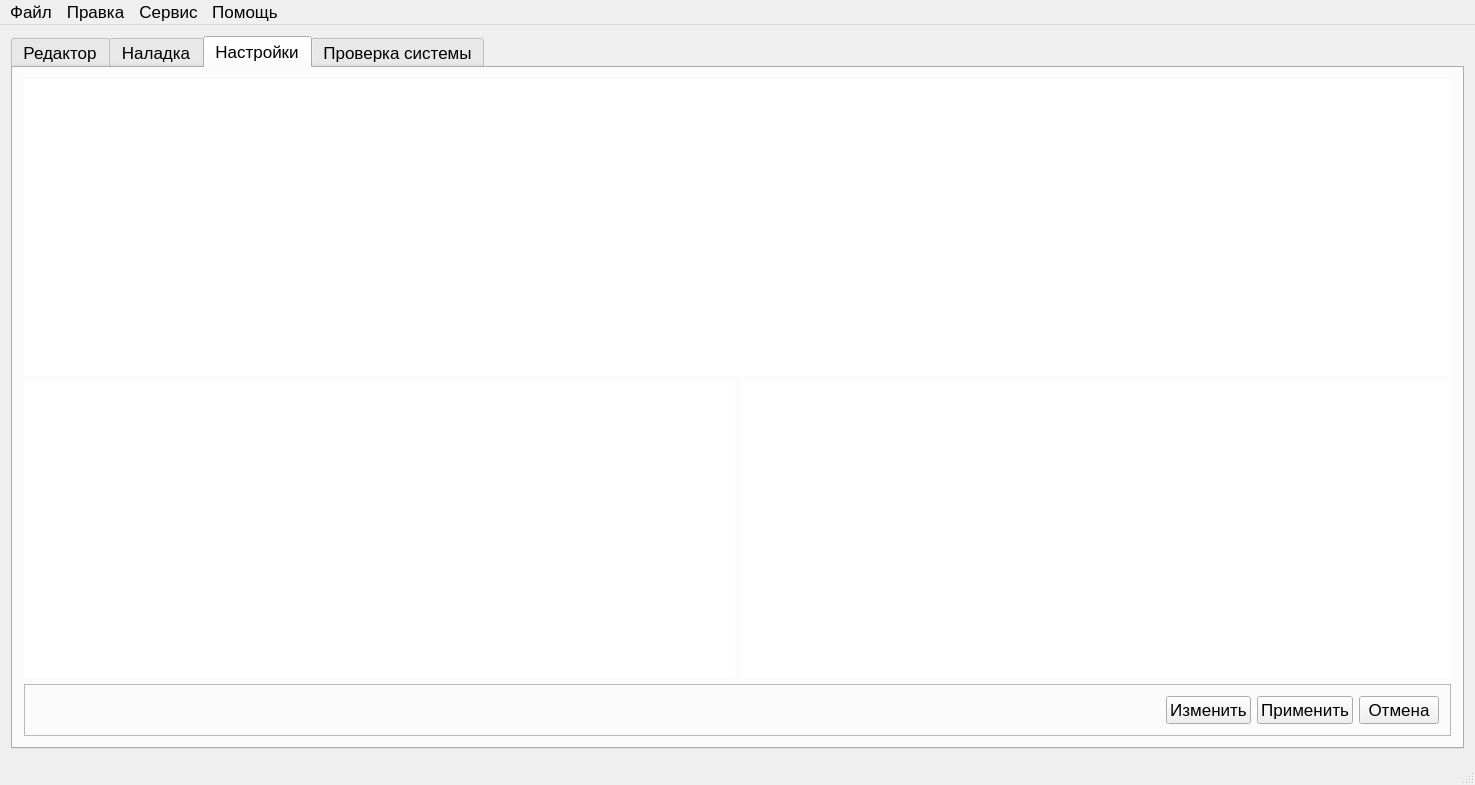
The window that KAMEditor/gui/mainwindow.ui (Xtail96/SML) describes before a commit, drawn with Qt 5.
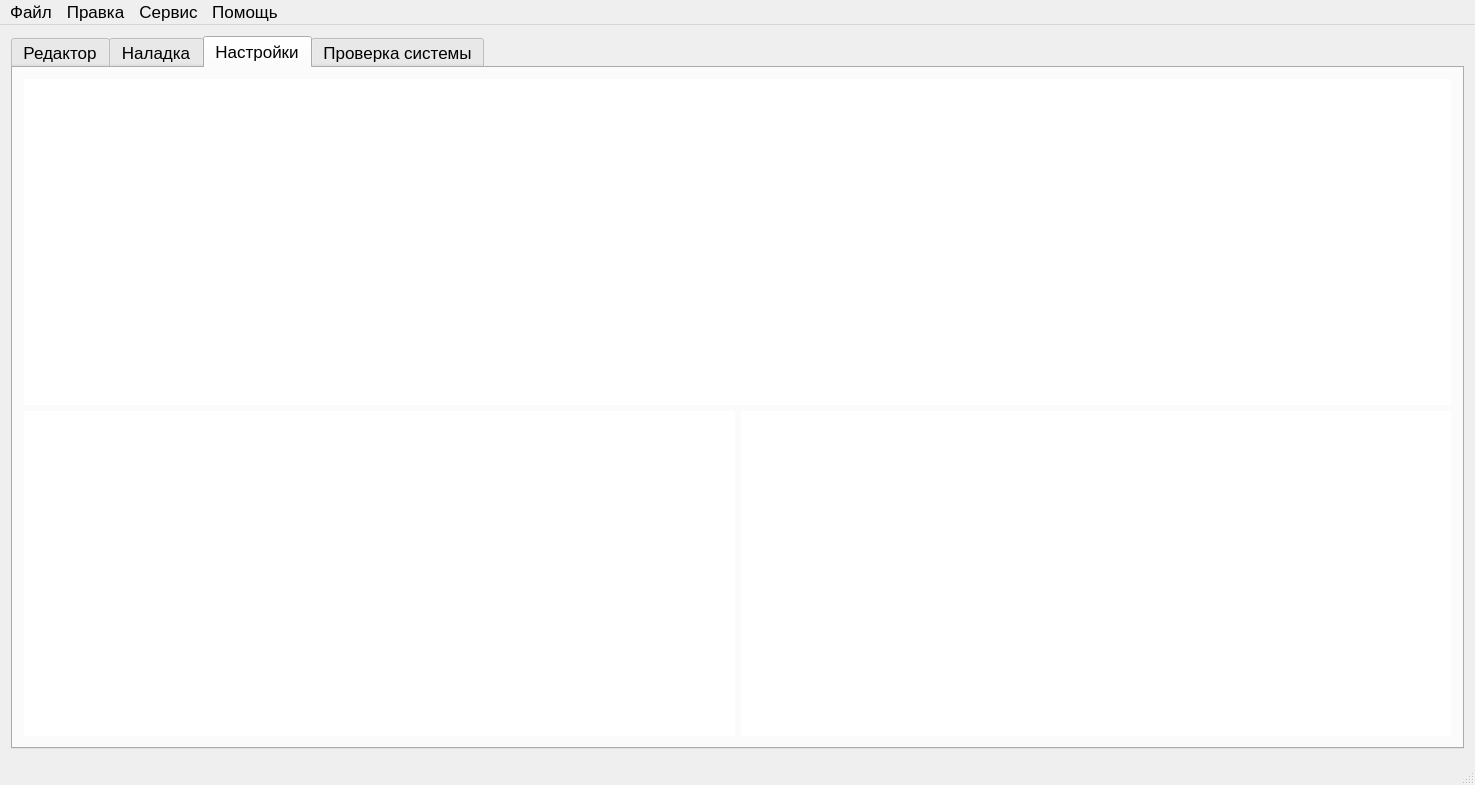
The same window after the commit. The open tabs and pages were chosen to show the change. Icons and pictures are not drawn. Custom widgets are drawn as their Qt base class.

Commit message: Из вкладки Настройки убраны кнопки для редактирования

```diff
--- a/KAMEditor/gui/mainwindow.ui
+++ b/KAMEditor/gui/mainwindow.ui
@@ -4454,62 +4454,30 @@
           </property>
          </widget>
         </item>
-        <item row="3" column="0" colspan="2">
-         <widget class="QFrame" name="actionsSettingsFrame">
+        <item row="1" column="0">
+         <widget class="QTableWidget" name="sensorsSettingsTableWidget">
           <property name="frameShape">
-           <enum>QFrame::StyledPanel</enum>
+           <enum>QFrame::NoFrame</enum>
           </property>
-          <property name="frameShadow">
-           <enum>QFrame::Raised</enum>
+          <property name="editTriggers">
+           <set>QAbstractItemView::NoEditTriggers</set>
           </property>
-          <layout class="QHBoxLayout" name="horizontalLayout_3">
-           <item>
-            <spacer name="horizontalSpacer_8">
-             <property name="orientation">
-              <enum>Qt::Horizontal</enum>
-             </property>
-             <property name="sizeHint" stdset="0">
-              <size>
-               <width>40</width>
-               <height>20</height>
-              </size>
-             </property>
-            </spacer>
-           </item>
-           <item>
-            <widget class="QPushButton" name="changeSettingsPushButton">
-             <property name="sizePolicy">
-              <sizepolicy hsizetype="Minimum" vsizetype="Fixed">
-               <horstretch>0</horstretch>
-               <verstretch>0</verstretch>
-              </sizepolicy>
-             </property>
-             <property name="text">
-              <string>Изменить</string>
-             </property>
-            </widget>
-           </item>
-           <item>
-            <widget class="QPushButton" name="applySettingsPushButton">
-             <property name="sizePolicy">
-              <sizepolicy hsizetype="Minimum" vsizetype="Fixed">
-               <horstretch>0</horstretch>
-               <verstretch>0</verstretch>
-              </sizepolicy>
-             </property>
-             <property name="text">
-              <string>Применить</string>
-             </property>
-            </widget>
-           </item>
-           <item>
-            <widget class="QPushButton" name="cancelSettingsPushButton">
-             <property name="text">
-              <string>Отмена</string>
-             </property>
-            </widget>
-           </item>
-          </layout>
+          <property name="alternatingRowColors">
+           <bool>true</bool>
+          </property>
+         </widget>
+        </item>
+        <item row="1" column="1">
+         <widget class="QTableWidget" name="devicesSettingsTableWidget">
+          <property name="frameShape">
+           <enum>QFrame::NoFrame</enum>
+          </property>
+          <property name="editTriggers">
+           <set>QAbstractItemView::NoEditTriggers</set>
+          </property>
+          <property name="alternatingRowColors">
+           <bool>true</bool>
+          </property>
          </widget>
         </item>
        </layout>
```
Left out of the diff: 26 changed lines with no effect on the pictures.
